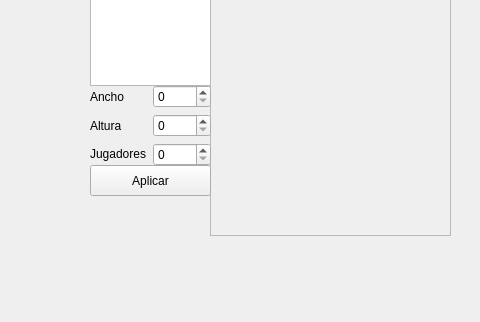
Above: editor_src/Editor/mainwindow.ui from gonzalomartinezs/Wolfenstein3D before the change; both pictures show x 0 to 480 and y 95 to 417 of the 658 by 417 pixel window. Below: the same form after it.
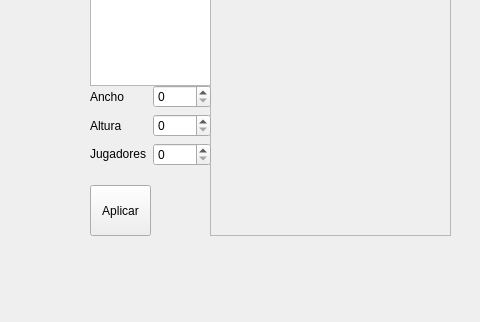
That is the form after the change.

Patch:
```diff
--- a/editor_src/Editor/mainwindow.ui
+++ b/editor_src/Editor/mainwindow.ui
@@ -50,10 +50,10 @@
    <widget class="QWidget" name="widget" native="true">
     <property name="geometry">
      <rect>
-      <x>90</x>
-      <y>290</y>
-      <width>121</width>
-      <height>41</height>
+      <x>150</x>
+      <y>280</y>
+      <width>61</width>
+      <height>51</height>
      </rect>
     </property>
    </widget>
@@ -63,7 +63,7 @@
       <x>90</x>
       <y>180</y>
       <width>121</width>
-      <height>81</height>
+      <height>101</height>
      </rect>
     </property>
     <layout class="QFormLayout" name="formLayout">
@@ -103,9 +103,9 @@
     <property name="geometry">
      <rect>
       <x>90</x>
-      <y>260</y>
-      <width>121</width>
-      <height>31</height>
+      <y>280</y>
+      <width>61</width>
+      <height>51</height>
      </rect>
     </property>
     <property name="text">
```
Left out of the diff: 14 changed lines with no effect on the pictures.
